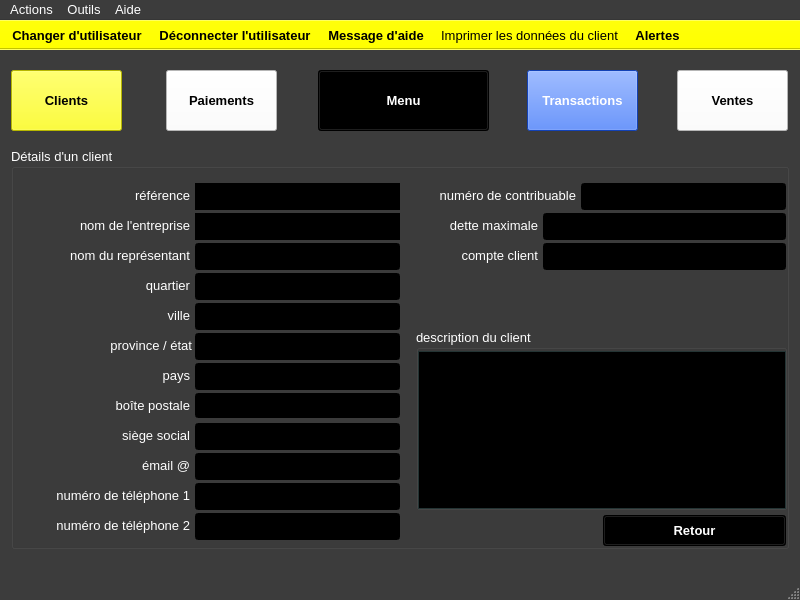
Old version of the form ui/yeroth-erp-clients-detail-window.ui in the repository xnoumbissinoundou/yeroth-erp-3.0.
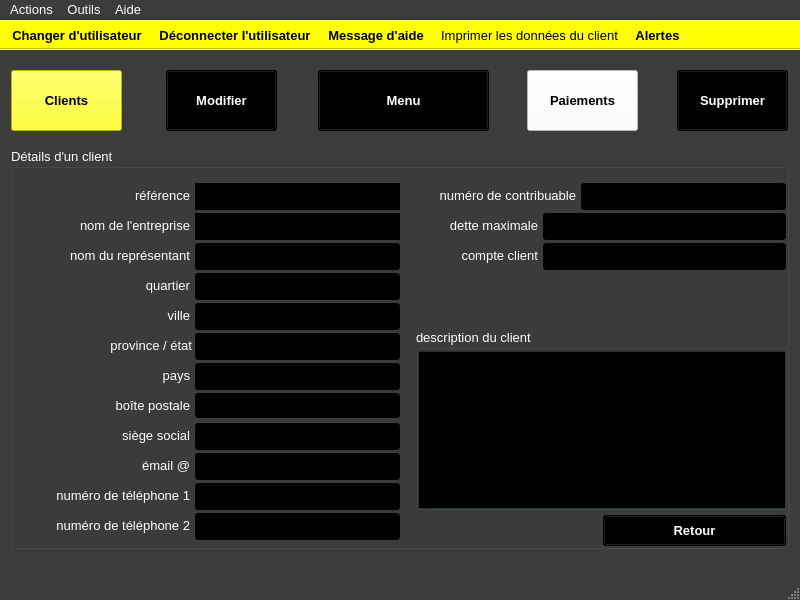
New version of the form. Icons and pictures are not drawn. Custom widgets are drawn as their Qt base class.

Diff of the .ui file:
```diff
--- a/ui/yeroth-erp-clients-detail-window.ui
+++ b/ui/yeroth-erp-clients-detail-window.ui
@@ -872,7 +872,7 @@
      <string>Clients</string>
     </property>
    </widget>
-   <widget class="YerothPushButton" name="pushButton_paiements">
+   <widget class="YerothPushButton" name="pushButton_modifier">
     <property name="geometry">
      <rect>
       <x>166</x>
@@ -887,63 +887,63 @@
        <colorrole role="WindowText">
         <brush brushstyle="SolidPattern">
          <color alpha="255">
-          <red>0</red>
-          <green>0</green>
-          <blue>0</blue>
+          <red>255</red>
+          <green>255</green>
+          <blue>255</blue>
          </color>
         </brush>
        </colorrole>
        <colorrole role="Button">
         <brush brushstyle="SolidPattern">
          <color alpha="255">
-          <red>255</red>
-          <green>255</green>
-          <blue>255</blue>
+          <red>0</red>
+          <green>0</green>
+          <blue>0</blue>
          </color>
         </brush>
        </colorrole>
        <colorrole role="Light">
         <brush brushstyle="SolidPattern">
          <color alpha="255">
-          <red>255</red>
-          <green>255</green>
-          <blue>255</blue>
+          <red>0</red>
+          <green>0</green>
+          <blue>0</blue>
          </color>
         </brush>
        </colorrole>
        <colorrole role="Midlight">
         <brush brushstyle="SolidPattern">
          <color alpha="255">
-          <red>255</red>
-          <green>255</green>
-          <blue>255</blue>
+          <red>0</red>
+          <green>0</green>
+          <blue>0</blue>
          </color>
         </brush>
        </colorrole>
        <colorrole role="Dark">
         <brush brushstyle="SolidPattern">
          <color alpha="255">
-          <red>127</red>
-          <green>127</green>
-          <blue>127</blue>
+          <red>0</red>
+          <green>0</green>
+          <blue>0</blue>
          </color>
         </brush>
        </colorrole>
        <colorrole role="Mid">
         <brush brushstyle="SolidPattern">
          <color alpha="255">
-          <red>170</red>
-          <green>170</green>
-          <blue>170</blue>
+          <red>0</red>
+          <green>0</green>
+          <blue>0</blue>
          </color>
         </brush>
        </colorrole>
        <colorrole role="Text">
         <brush brushstyle="SolidPattern">
          <color alpha="255">
-          <red>0</red>
-          <green>0</green>
-          <blue>0</blue>
+          <red>255</red>
+          <green>255</green>
+          <blue>255</blue>
          </color>
         </brush>
        </colorrole>
@@ -959,27 +959,27 @@
        <colorrole role="ButtonText">
         <brush brushstyle="SolidPattern">
          <color alpha="255">
-          <red>0</red>
-          <green>0</green>
-          <blue>0</blue>
+          <red>255</red>
+          <green>255</green>
+          <blue>255</blue>
          </color>
         </brush>
        </colorrole>
        <colorrole role="Base">
         <brush brushstyle="SolidPattern">
          <color alpha="255">
-          <red>255</red>
-          <green>255</green>
-          <blue>255</blue>
+          <red>0</red>
+          <green>0</green>
+          <blue>0</blue>
          </color>
         </brush>
        </colorrole>
        <colorrole role="Window">
         <brush brushstyle="SolidPattern">
          <color alpha="255">
-          <red>255</red>
-          <green>255</green>
-          <blue>255</blue>
+          <red>0</red>
+          <green>0</green>
+          <blue>0</blue>
          </color>
         </brush>
        </colorrole>
@@ -995,9 +995,9 @@
        <colorrole role="AlternateBase">
         <brush brushstyle="SolidPattern">
          <color alpha="255">
-          <red>255</red>
-          <green>255</green>
-          <blue>255</blue>
+          <red>0</red>
+          <green>0</green>
+          <blue>0</blue>
          </color>
         </brush>
        </colorrole>
@@ -1024,63 +1024,63 @@
        <colorrole role="WindowText">
         <brush brushstyle="SolidPattern">
          <color alpha="255">
-          <red>0</red>
-          <green>0</green>
-          <blue>0</blue>
+          <red>255</red>
+          <green>255</green>
+          <blue>255</blue>
          </color>
         </brush>
        </colorrole>
        <colorrole role="Button">
         <brush brushstyle="SolidPattern">
          <color alpha="255">
-          <red>255</red>
-          <green>255</green>
-          <blue>255</blue>
+          <red>0</red>
+          <green>0</green>
+          <blue>0</blue>
          </color>
         </brush>
        </colorrole>
        <colorrole role="Light">
         <brush brushstyle="SolidPattern">
          <color alpha="255">
-          <red>255</red>
-          <green>255</green>
-          <blue>255</blue>
+          <red>0</red>
+          <green>0</green>
+          <blue>0</blue>
          </color>
         </brush>
        </colorrole>
        <colorrole role="Midlight">
         <brush brushstyle="SolidPattern">
          <color alpha="255">
-          <red>255</red>
-          <green>255</green>
-          <blue>255</blue>
+          <red>0</red>
+          <green>0</green>
+          <blue>0</blue>
          </color>
         </brush>
        </colorrole>
        <colorrole role="Dark">
         <brush brushstyle="SolidPattern">
          <color alpha="255">
-          <red>127</red>
-          <green>127</green>
-          <blue>127</blue>
+          <red>0</red>
+          <green>0</green>
+          <blue>0</blue>
          </color>
         </brush>
        </colorrole>
        <colorrole role="Mid">
         <brush brushstyle="SolidPattern">
          <color alpha="255">
-          <red>170</red>
-          <green>170</green>
-          <blue>170</blue>
+          <red>0</red>
+          <green>0</green>
+          <blue>0</blue>
          </color>
         </brush>
        </colorrole>
        <colorrole role="Text">
         <brush brushstyle="SolidPattern">
          <color alpha="255">
-          <red>0</red>
-          <green>0</green>
-          <blue>0</blue>
+          <red>255</red>
+          <green>255</green>
+          <blue>255</blue>
          </color>
         </brush>
        </colorrole>
@@ -1096,27 +1096,27 @@
        <colorrole role="ButtonText">
         <brush brushstyle="SolidPattern">
          <color alpha="255">
-          <red>0</red>
-          <green>0</green>
-          <blue>0</blue>
+          <red>255</red>
+          <green>255</green>
+          <blue>255</blue>
          </color>
         </brush>
        </colorrole>
        <colorrole role="Base">
         <brush brushstyle="SolidPattern">
          <color alpha="255">
-          <red>255</red>
-          <green>255</green>
-          <blue>255</blue>
+          <red>0</red>
+          <green>0</green>
+          <blue>0</blue>
          </color>
         </brush>
        </colorrole>
        <colorrole role="Window">
         <brush brushstyle="SolidPattern">
          <color alpha="255">
-          <red>255</red>
-          <green>255</green>
-          <blue>255</blue>
+          <red>0</red>
+          <green>0</green>
+          <blue>0</blue>
          </color>
         </brush>
        </colorrole>
@@ -1132,9 +1132,9 @@
        <colorrole role="AlternateBase">
         <brush brushstyle="SolidPattern">
          <color alpha="255">
-          <red>255</red>
-          <green>255</green>
-          <blue>255</blue>
+          <red>0</red>
+          <green>0</green>
+          <blue>0</blue>
          </color>
         </brush>
        </colorrole>
@@ -1161,63 +1161,63 @@
        <colorrole role="WindowText">
         <brush brushstyle="SolidPattern">
          <color alpha="255">
-          <red>127</red>
-          <green>127</green>
-          <blue>127</blue>
+          <red>0</red>
+          <green>0</green>
+          <blue>0</blue>
          </color>
         </brush>
        </colorrole>
        <colorrole role="Button">
         <brush brushstyle="SolidPattern">
          <color alpha="255">
-          <red>255</red>
-          <green>255</green>
-          <blue>255</blue>
+          <red>0</red>
+          <green>0</green>
+          <blue>0</blue>
          </color>
         </brush>
        </colorrole>
        <colorrole role="Light">
         <brush brushstyle="SolidPattern">
          <color alpha="255">
-          <red>255</red>
-          <green>255</green>
-          <blue>255</blue>
+          <red>0</red>
+          <green>0</green>
+          <blue>0</blue>
          </color>
         </brush>
        </colorrole>
        <colorrole role="Midlight">
         <brush brushstyle="SolidPattern">
          <color alpha="255">
-          <red>255</red>
-          <green>255</green>
-          <blue>255</blue>
+          <red>0</red>
+          <green>0</green>
+          <blue>0</blue>
          </color>
         </brush>
        </colorrole>
        <colorrole role="Dark">
         <brush brushstyle="SolidPattern">
          <color alpha="255">
-          <red>127</red>
-          <green>127</green>
-          <blue>127</blue>
+          <red>0</red>
+          <green>0</green>
+          <blue>0</blue>
          </color>
         </brush>
        </colorrole>
        <colorrole role="Mid">
         <brush brushstyle="SolidPattern">
          <color alpha="255">
-          <red>170</red>
-          <green>170</green>
-          <blue>170</blue>
+          <red>0</red>
+          <green>0</green>
+          <blue>0</blue>
          </color>
         </brush>
        </colorrole>
        <colorrole role="Text">
         <brush brushstyle="SolidPattern">
          <color alpha="255">
-          <red>127</red>
-          <green>127</green>
-          <blue>127</blue>
+          <red>0</red>
+          <green>0</green>
+          <blue>0</blue>
          </color>
         </brush>
        </colorrole>
@@ -1233,27 +1233,27 @@
        <colorrole role="ButtonText">
         <brush brushstyle="SolidPattern">
          <color alpha="255">
-          <red>127</red>
-          <green>127</green>
-          <blue>127</blue>
+          <red>0</red>
+          <green>0</green>
+          <blue>0</blue>
          </color>
         </brush>
        </colorrole>
        <colorrole role="Base">
         <brush brushstyle="SolidPattern">
          <color alpha="255">
-          <red>255</red>
-          <green>255</green>
-          <blue>255</blue>
+          <red>0</red>
+          <green>0</green>
+          <blue>0</blue>
          </color>
         </brush>
        </colorrole>
        <colorrole role="Window">
         <brush brushstyle="SolidPattern">
          <color alpha="255">
-          <red>255</red>
-          <green>255</green>
-          <blue>255</blue>
+          <red>0</red>
+          <green>0</green>
+          <blue>0</blue>
          </color>
         </brush>
        </colorrole>
@@ -1269,9 +1269,9 @@
        <colorrole role="AlternateBase">
         <brush brushstyle="SolidPattern">
          <color alpha="255">
-          <red>255</red>
-          <green>255</green>
-          <blue>255</blue>
+          <red>0</red>
+          <green>0</green>
+          <blue>0</blue>
          </color>
         </brush>
        </colorrole>
@@ -1304,7 +1304,7 @@
      </font>
     </property>
     <property name="text">
-     <string>Paiements</string>
+     <string>Modifier</string>
     </property>
    </widget>
    <widget class="YerothPushButton" name="pushButton_ventes">
@@ -1322,63 +1322,63 @@
        <colorrole role="WindowText">
         <brush brushstyle="SolidPattern">
          <color alpha="255">
-          <red>0</red>
-          <green>0</green>
-          <blue>0</blue>
+          <red>255</red>
+          <green>255</green>
+          <blue>255</blue>
          </color>
         </brush>
        </colorrole>
        <colorrole role="Button">
         <brush brushstyle="SolidPattern">
          <color alpha="255">
-          <red>255</red>
-          <green>255</green>
-          <blue>255</blue>
+          <red>0</red>
+          <green>0</green>
+          <blue>0</blue>
          </color>
         </brush>
        </colorrole>
        <colorrole role="Light">
         <brush brushstyle="SolidPattern">
          <color alpha="255">
-          <red>255</red>
-          <green>255</green>
-          <blue>255</blue>
+          <red>0</red>
+          <green>0</green>
+          <blue>0</blue>
          </color>
         </brush>
        </colorrole>
        <colorrole role="Midlight">
         <brush brushstyle="SolidPattern">
          <color alpha="255">
-          <red>255</red>
-          <green>255</green>
-          <blue>255</blue>
+          <red>0</red>
+          <green>0</green>
+          <blue>0</blue>
          </color>
         </brush>
        </colorrole>
        <colorrole role="Dark">
         <brush brushstyle="SolidPattern">
          <color alpha="255">
-          <red>127</red>
-          <green>127</green>
-          <blue>127</blue>
+          <red>0</red>
+          <green>0</green>
+          <blue>0</blue>
          </color>
         </brush>
        </colorrole>
        <colorrole role="Mid">
         <brush brushstyle="SolidPattern">
          <color alpha="255">
-          <red>170</red>
-          <green>170</green>
-          <blue>170</blue>
+          <red>0</red>
+          <green>0</green>
+          <blue>0</blue>
          </color>
         </brush>
        </colorrole>
        <colorrole role="Text">
         <brush brushstyle="SolidPattern">
          <color alpha="255">
-          <red>0</red>
-          <green>0</green>
-          <blue>0</blue>
+          <red>255</red>
+          <green>255</green>
+          <blue>255</blue>
          </color>
         </brush>
        </colorrole>
@@ -1394,27 +1394,27 @@
        <colorrole role="ButtonText">
         <brush brushstyle="SolidPattern">
          <color alpha="255">
-          <red>0</red>
-          <green>0</green>
-          <blue>0</blue>
+          <red>255</red>
+          <green>255</green>
+          <blue>255</blue>
          </color>
         </brush>
        </colorrole>
        <colorrole role="Base">
         <brush brushstyle="SolidPattern">
          <color alpha="255">
-          <red>255</red>
-          <green>255</green>
-          <blue>255</blue>
+          <red>0</red>
+          <green>0</green>
+          <blue>0</blue>
          </color>
         </brush>
        </colorrole>
        <colorrole role="Window">
         <brush brushstyle="SolidPattern">
          <color alpha="255">
-          <red>255</red>
-          <green>255</green>
-          <blue>255</blue>
+          <red>0</red>
+          <green>0</green>
+          <blue>0</blue>
          </color>
         </brush>
        </colorrole>
@@ -1430,9 +1430,9 @@
        <colorrole role="AlternateBase">
         <brush brushstyle="SolidPattern">
          <color alpha="255">
-          <red>255</red>
-          <green>255</green>
-          <blue>255</blue>
+          <red>0</red>
+          <green>0</green>
+          <blue>0</blue>
          </color>
         </brush>
        </colorrole>
@@ -1459,63 +1459,63 @@
        <colorrole role="WindowText">
         <brush brushstyle="SolidPattern">
          <color alpha="255">
-          <red>0</red>
-          <green>0</green>
-          <blue>0</blue>
+          <red>255</red>
+          <green>255</green>
+          <blue>255</blue>
          </color>
         </brush>
        </colorrole>
        <colorrole role="Button">
         <brush brushstyle="SolidPattern">
          <color alpha="255">
-          <red>255</red>
-          <green>255</green>
-          <blue>255</blue>
+          <red>0</red>
+          <green>0</green>
+          <blue>0</blue>
          </color>
         </brush>
        </colorrole>
        <colorrole role="Light">
         <brush brushstyle="SolidPattern">
          <color alpha="255">
-          <red>255</red>
-          <green>255</green>
-          <blue>255</blue>
+          <red>0</red>
+          <green>0</green>
+          <blue>0</blue>
          </color>
         </brush>
        </colorrole>
        <colorrole role="Midlight">
         <brush brushstyle="SolidPattern">
          <color alpha="255">
-          <red>255</red>
-          <green>255</green>
-          <blue>255</blue>
+          <red>0</red>
+          <green>0</green>
+          <blue>0</blue>
          </color>
         </brush>
        </colorrole>
        <colorrole role="Dark">
         <brush brushstyle="SolidPattern">
          <color alpha="255">
-          <red>127</red>
-          <green>127</green>
-          <blue>127</blue>
+          <red>0</red>
+          <green>0</green>
+          <blue>0</blue>
          </color>
         </brush>
        </colorrole>
        <colorrole role="Mid">
         <brush brushstyle="SolidPattern">
          <color alpha="255">
-          <red>170</red>
-          <green>170</green>
-          <blue>170</blue>
+          <red>0</red>
+          <green>0</green>
+          <blue>0</blue>
          </color>
         </brush>
        </colorrole>
        <colorrole role="Text">
         <brush brushstyle="SolidPattern">
          <color alpha="255">
-          <red>0</red>
-          <green>0</green>
-          <blue>0</blue>
+          <red>255</red>
+          <green>255</green>
+          <blue>255</blue>
          </color>
         </brush>
        </colorrole>
@@ -1531,27 +1531,27 @@
        <colorrole role="ButtonText">
         <brush brushstyle="SolidPattern">
          <color alpha="255">
-          <red>0</red>
-          <green>0</green>
-          <blue>0</blue>
+          <red>255</red>
+          <green>255</green>
+          <blue>255</blue>
          </color>
         </brush>
        </colorrole>
        <colorrole role="Base">
         <brush brushstyle="SolidPattern">
          <color alpha="255">
-          <red>255</red>
-          <green>255</green>
-          <blue>255</blue>
+          <red>0</red>
+          <green>0</green>
+          <blue>0</blue>
          </color>
         </brush>
        </colorrole>
        <colorrole role="Window">
         <brush brushstyle="SolidPattern">
          <color alpha="255">
-          <red>255</red>
-          <green>255</green>
-          <blue>255</blue>
+          <red>0</red>
+          <green>0</green>
+          <blue>0</blue>
          </color>
         </brush>
        </colorrole>
@@ -1567,9 +1567,9 @@
        <colorrole role="AlternateBase">
         <brush brushstyle="SolidPattern">
          <color alpha="255">
-          <red>255</red>
-          <green>255</green>
-          <blue>255</blue>
+          <red>0</red>
+          <green>0</green>
+          <blue>0</blue>
          </color>
         </brush>
        </colorrole>
@@ -1596,63 +1596,63 @@
        <colorrole role="WindowText">
         <brush brushstyle="SolidPattern">
          <color alpha="255">
-          <red>127</red>
-          <green>127</green>
-          <blue>127</blue>
+          <red>0</red>
+          <green>0</green>
+          <blue>0</blue>
          </color>
         </brush>
        </colorrole>
        <colorrole role="Button">
         <brush brushstyle="SolidPattern">
          <color alpha="255">
-          <red>255</red>
-          <green>255</green>
-          <blue>255</blue>
+          <red>0</red>
+          <green>0</green>
+          <blue>0</blue>
          </color>
         </brush>
        </colorrole>
        <colorrole role="Light">
         <brush brushstyle="SolidPattern">
          <color alpha="255">
-          <red>255</red>
-          <green>255</green>
-          <blue>255</blue>
+          <red>0</red>
+          <green>0</green>
+          <blue>0</blue>
          </color>
         </brush>
        </colorrole>
        <colorrole role="Midlight">
         <brush brushstyle="SolidPattern">
          <color alpha="255">
-          <red>255</red>
-          <green>255</green>
-          <blue>255</blue>
+          <red>0</red>
+          <green>0</green>
+          <blue>0</blue>
          </color>
         </brush>
        </colorrole>
        <colorrole role="Dark">
         <brush brushstyle="SolidPattern">
          <color alpha="255">
-          <red>127</red>
-          <green>127</green>
-          <blue>127</blue>
+          <red>0</red>
+          <green>0</green>
+          <blue>0</blue>
          </color>
         </brush>
        </colorrole>
        <colorrole role="Mid">
         <brush brushstyle="SolidPattern">
          <color alpha="255">
-          <red>170</red>
-          <green>170</green>
-          <blue>170</blue>
+          <red>0</red>
+          <green>0</green>
+          <blue>0</blue>
          </color>
         </brush>
        </colorrole>
        <colorrole role="Text">
         <brush brushstyle="SolidPattern">
          <color alpha="255">
-          <red>127</red>
-          <green>127</green>
-          <blue>127</blue>
+          <red>0</red>
+          <green>0</green>
+          <blue>0</blue>
          </color>
         </brush>
        </colorrole>
@@ -1668,27 +1668,27 @@
        <colorrole role="ButtonText">
         <brush brushstyle="SolidPattern">
          <color alpha="255">
-          <red>127</red>
-          <green>127</green>
-          <blue>127</blue>
+          <red>0</red>
+          <green>0</green>
+          <blue>0</blue>
          </color>
         </brush>
        </colorrole>
        <colorrole role="Base">
         <brush brushstyle="SolidPattern">
          <color alpha="255">
-          <red>255</red>
-          <green>255</green>
-          <blue>255</blue>
+          <red>0</red>
+          <green>0</green>
+          <blue>0</blue>
          </color>
         </brush>
        </colorrole>
        <colorrole role="Window">
         <brush brushstyle="SolidPattern">
          <color alpha="255">
-          <red>255</red>
-          <green>255</green>
-          <blue>255</blue>
+          <red>0</red>
+          <green>0</green>
+          <blue>0</blue>
          </color>
         </brush>
        </colorrole>
@@ -1704,9 +1704,9 @@
        <colorrole role="AlternateBase">
         <brush brushstyle="SolidPattern">
          <color alpha="255">
-          <red>255</red>
-          <green>255</green>
-          <blue>255</blue>
+          <red>0</red>
+          <green>0</green>
+          <blue>0</blue>
          </color>
         </brush>
        </colorrole>
@@ -1739,7 +1739,7 @@
      </font>
     </property>
     <property name="text">
-     <string>Ventes</string>
+     <string>Supprimer</string>
     </property>
    </widget>
    <widget class="YerothPushButton" name="pushButton_menu">
@@ -9920,7 +9920,7 @@
      </property>
     </widget>
    </widget>
-   <widget class="YerothPushButton" name="pushButton_transactions">
+   <widget class="YerothPushButton" name="pushButton_paiements">
     <property name="enabled">
      <bool>true</bool>
     </property>
@@ -9938,17 +9938,17 @@
        <colorrole role="WindowText">
         <brush brushstyle="SolidPattern">
          <color alpha="255">
-          <red>255</red>
-          <green>255</green>
-          <blue>255</blue>
+          <red>0</red>
+          <green>0</green>
+          <blue>0</blue>
          </color>
         </brush>
        </colorrole>
        <colorrole role="Button">
         <brush brushstyle="SolidPattern">
          <color alpha="255">
-          <red>27</red>
-          <green>93</green>
+          <red>255</red>
+          <green>255</green>
           <blue>255</blue>
          </color>
         </brush>
@@ -9956,8 +9956,8 @@
        <colorrole role="Light">
         <brush brushstyle="SolidPattern">
          <color alpha="255">
-          <red>155</red>
-          <green>184</green>
+          <red>255</red>
+          <green>255</green>
           <blue>255</blue>
          </color>
         </brush>
@@ -9965,8 +9965,8 @@
        <colorrole role="Midlight">
         <brush brushstyle="SolidPattern">
          <color alpha="255">
-          <red>91</red>
-          <green>138</green>
+          <red>255</red>
+          <green>255</green>
           <blue>255</blue>
          </color>
         </brush>
@@ -9974,8 +9974,8 @@
        <colorrole role="Dark">
         <brush brushstyle="SolidPattern">
          <color alpha="255">
-          <red>13</red>
-          <green>46</green>
+          <red>127</red>
+          <green>127</green>
           <blue>127</blue>
          </color>
         </brush>
@@ -9983,8 +9983,8 @@
        <colorrole role="Mid">
         <brush brushstyle="SolidPattern">
          <color alpha="255">
-          <red>18</red>
-          <green>62</green>
+          <red>170</red>
+          <green>170</green>
           <blue>170</blue>
          </color>
         </brush>
@@ -9992,27 +9992,27 @@
        <colorrole role="Text">
         <brush brushstyle="SolidPattern">
          <color alpha="255">
-          <red>255</red>
-          <green>255</green>
-          <blue>255</blue>
+          <red>0</red>
+          <green>0</green>
+          <blue>0</blue>
          </color>
         </brush>
        </colorrole>
        <colorrole role="BrightText">
         <brush brushstyle="SolidPattern">
          <color alpha="255">
-          <red>255</red>
-          <green>255</green>
-          <blue>255</blue>
+          <red>0</red>
+          <green>0</green>
+          <blue>0</blue>
          </color>
         </brush>
        </colorrole>
        <colorrole role="ButtonText">
         <brush brushstyle="SolidPattern">
          <color alpha="255">
-          <red>255</red>
-          <green>255</green>
-          <blue>255</blue>
+          <red>0</red>
+          <green>0</green>
+          <blue>0</blue>
          </color>
         </brush>
        </colorrole>
@@ -10028,8 +10028,8 @@
        <colorrole role="Window">
         <brush brushstyle="SolidPattern">
          <color alpha="255">
-          <red>27</red>
-          <green>93</green>
+          <red>255</red>
+          <green>255</green>
           <blue>255</blue>
          </color>
         </brush>
@@ -10046,8 +10046,8 @@
        <colorrole role="AlternateBase">
         <brush brushstyle="SolidPattern">
          <color alpha="255">
-          <red>141</red>
-          <green>174</green>
+          <red>255</red>
+          <green>255</green>
           <blue>255</blue>
          </color>
         </brush>
@@ -10064,9 +10064,9 @@
        <colorrole role="ToolTipText">
         <brush brushstyle="SolidPattern">
          <color alpha="255">
-          <red>255</red>
-          <green>255</green>
-          <blue>255</blue>
+          <red>0</red>
+          <green>0</green>
+          <blue>0</blue>
          </color>
         </brush>
        </colorrole>
@@ -10075,17 +10075,17 @@
        <colorrole role="WindowText">
         <brush brushstyle="SolidPattern">
          <color alpha="255">
-          <red>255</red>
-          <green>255</green>
-          <blue>255</blue>
+          <red>0</red>
+          <green>0</green>
+          <blue>0</blue>
          </color>
         </brush>
        </colorrole>
        <colorrole role="Button">
         <brush brushstyle="SolidPattern">
          <color alpha="255">
-          <red>27</red>
-          <green>93</green>
+          <red>255</red>
+          <green>255</green>
           <blue>255</blue>
          </color>
         </brush>
@@ -10093,8 +10093,8 @@
        <colorrole role="Light">
         <brush brushstyle="SolidPattern">
          <color alpha="255">
-          <red>155</red>
-          <green>184</green>
+          <red>255</red>
+          <green>255</green>
           <blue>255</blue>
          </color>
         </brush>
@@ -10102,8 +10102,8 @@
        <colorrole role="Midlight">
         <brush brushstyle="SolidPattern">
          <color alpha="255">
-          <red>91</red>
-          <green>138</green>
+          <red>255</red>
+          <green>255</green>
           <blue>255</blue>
          </color>
         </brush>
@@ -10111,8 +10111,8 @@
        <colorrole role="Dark">
         <brush brushstyle="SolidPattern">
          <color alpha="255">
-          <red>13</red>
-          <green>46</green>
+          <red>127</red>
+          <green>127</green>
           <blue>127</blue>
          </color>
         </brush>
@@ -10120,8 +10120,8 @@
        <colorrole role="Mid">
         <brush brushstyle="SolidPattern">
          <color alpha="255">
-          <red>18</red>
-          <green>62</green>
+          <red>170</red>
+          <green>170</green>
           <blue>170</blue>
          </color>
         </brush>
@@ -10129,27 +10129,27 @@
        <colorrole role="Text">
         <brush brushstyle="SolidPattern">
          <color alpha="255">
-          <red>255</red>
-          <green>255</green>
-          <blue>255</blue>
+          <red>0</red>
+          <green>0</green>
+          <blue>0</blue>
          </color>
         </brush>
        </colorrole>
        <colorrole role="BrightText">
         <brush brushstyle="SolidPattern">
          <color alpha="255">
-          <red>255</red>
-          <green>255</green>
-          <blue>255</blue>
+          <red>0</red>
+          <green>0</green>
+          <blue>0</blue>
          </color>
         </brush>
        </colorrole>
        <colorrole role="ButtonText">
         <brush brushstyle="SolidPattern">
          <color alpha="255">
-          <red>255</red>
-          <green>255</green>
-          <blue>255</blue>
+          <red>0</red>
+          <green>0</green>
+          <blue>0</blue>
          </color>
         </brush>
        </colorrole>
@@ -10165,8 +10165,8 @@
        <colorrole role="Window">
         <brush brushstyle="SolidPattern">
          <color alpha="255">
-          <red>27</red>
-          <green>93</green>
+          <red>255</red>
+          <green>255</green>
           <blue>255</blue>
          </color>
         </brush>
@@ -10183,8 +10183,8 @@
        <colorrole role="AlternateBase">
         <brush brushstyle="SolidPattern">
          <color alpha="255">
-          <red>141</red>
-          <green>174</green>
+          <red>255</red>
+          <green>255</green>
           <blue>255</blue>
          </color>
         </brush>
@@ -10201,9 +10201,9 @@
        <colorrole role="ToolTipText">
         <brush brushstyle="SolidPattern">
          <color alpha="255">
-          <red>255</red>
-          <green>255</green>
-          <blue>255</blue>
+          <red>0</red>
+          <green>0</green>
+          <blue>0</blue>
          </color>
         </brush>
        </colorrole>
@@ -10212,17 +10212,17 @@
        <colorrole role="WindowText">
         <brush brushstyle="SolidPattern">
          <color alpha="255">
-          <red>1</red>
-          <green>80</green>
-          <blue>35</blue>
+          <red>127</red>
+          <green>127</green>
+          <blue>127</blue>
          </color>
         </brush>
        </colorrole>
        <colorrole role="Button">
         <brush brushstyle="SolidPattern">
          <color alpha="255">
-          <red>27</red>
-          <green>93</green>
+          <red>255</red>
+          <green>255</green>
           <blue>255</blue>
          </color>
         </brush>
@@ -10230,8 +10230,8 @@
        <colorrole role="Light">
         <brush brushstyle="SolidPattern">
          <color alpha="255">
-          <red>155</red>
-          <green>184</green>
+          <red>255</red>
+          <green>255</green>
           <blue>255</blue>
          </color>
         </brush>
@@ -10239,8 +10239,8 @@
        <colorrole role="Midlight">
         <brush brushstyle="SolidPattern">
          <color alpha="255">
-          <red>91</red>
-          <green>138</green>
+          <red>255</red>
+          <green>255</green>
           <blue>255</blue>
          </color>
         </brush>
@@ -10248,8 +10248,8 @@
        <colorrole role="Dark">
         <brush brushstyle="SolidPattern">
          <color alpha="255">
-          <red>13</red>
-          <green>46</green>
+          <red>127</red>
+          <green>127</green>
           <blue>127</blue>
          </color>
         </brush>
@@ -10257,8 +10257,8 @@
        <colorrole role="Mid">
         <brush brushstyle="SolidPattern">
          <color alpha="255">
-          <red>18</red>
-          <green>62</green>
+          <red>170</red>
+          <green>170</green>
           <blue>170</blue>
          </color>
         </brush>
@@ -10266,35 +10266,35 @@
        <colorrole role="Text">
         <brush brushstyle="SolidPattern">
          <color alpha="255">
-          <red>1</red>
-          <green>80</green>
-          <blue>35</blue>
+          <red>127</red>
+          <green>127</green>
+          <blue>127</blue>
          </color>
         </brush>
        </colorrole>
        <colorrole role="BrightText">
         <brush brushstyle="SolidPattern">
          <color alpha="255">
-          <red>255</red>
-          <green>255</green>
-          <blue>255</blue>
+          <red>0</red>
+          <green>0</green>
+          <blue>0</blue>
          </color>
         </brush>
        </colorrole>
        <colorrole role="ButtonText">
         <brush brushstyle="SolidPattern">
          <color alpha="255">
-          <red>1</red>
-          <green>80</green>
-          <blue>35</blue>
+          <red>127</red>
+          <green>127</green>
+          <blue>127</blue>
          </color>
         </brush>
        </colorrole>
        <colorrole role="Base">
         <brush brushstyle="SolidPattern">
          <color alpha="255">
-          <red>27</red>
-          <green>93</green>
+          <red>255</red>
+          <green>255</green>
           <blue>255</blue>
          </color>
         </brush>
@@ -10302,8 +10302,8 @@
        <colorrole role="Window">
         <brush brushstyle="SolidPattern">
          <color alpha="255">
-          <red>27</red>
-          <green>93</green>
+          <red>255</red>
+          <green>255</green>
           <blue>255</blue>
          </color>
         </brush>
@@ -10320,8 +10320,8 @@
        <colorrole role="AlternateBase">
         <brush brushstyle="SolidPattern">
          <color alpha="255">
-          <red>27</red>
-          <green>93</green>
+          <red>255</red>
+          <green>255</green>
           <blue>255</blue>
          </color>
         </brush>
@@ -10338,9 +10338,9 @@
        <colorrole role="ToolTipText">
         <brush brushstyle="SolidPattern">
          <color alpha="255">
-          <red>255</red>
-          <green>255</green>
-          <blue>255</blue>
+          <red>0</red>
+          <green>0</green>
+          <blue>0</blue>
          </color>
         </brush>
        </colorrole>
@@ -10356,7 +10356,7 @@
      </font>
     </property>
     <property name="text">
-     <string>Transactions</string>
+     <string>Paiements</string>
     </property>
     <property name="autoDefault">
      <bool>false</bool>
```
Left out of the diff: 37 changed lines with no effect on the pictures.
